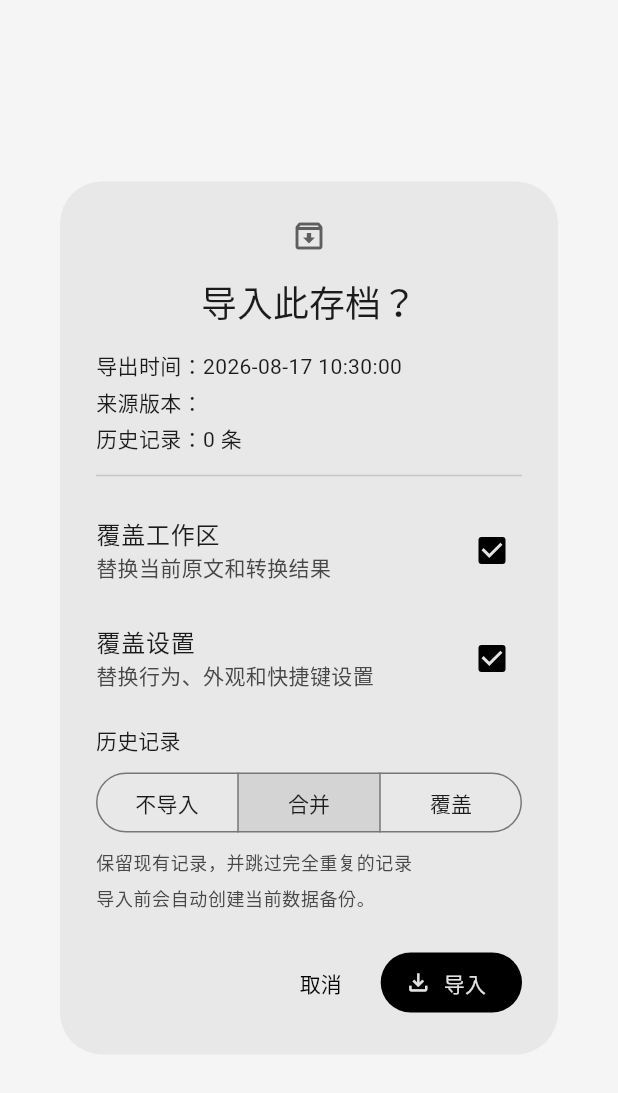
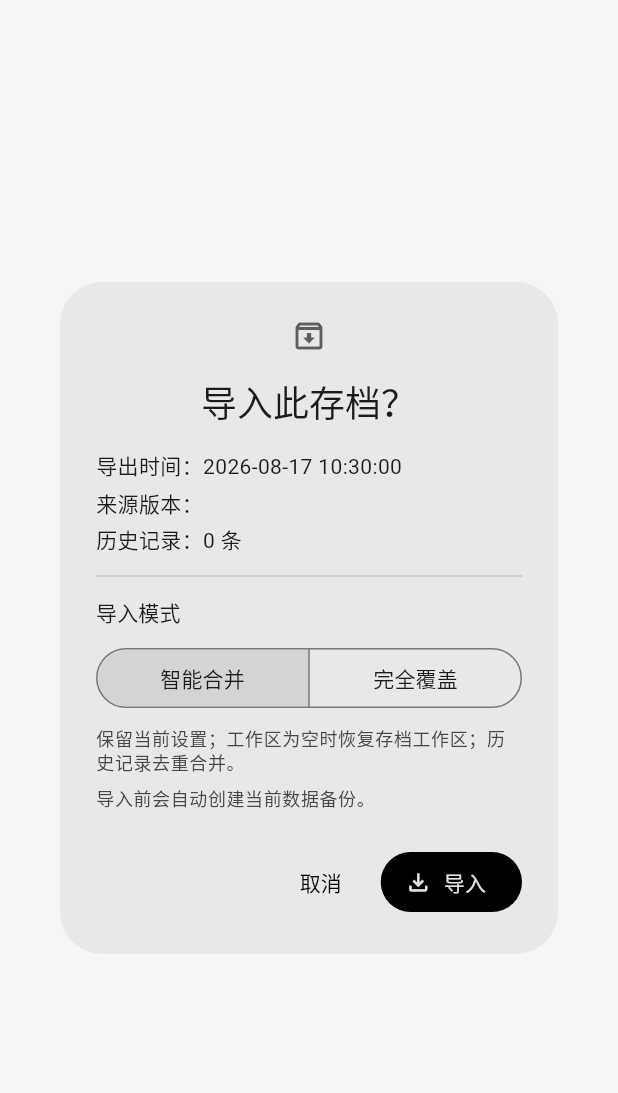
Before and after one commit to JO-Beacon/JO-Quote-Converter, a Flutter app: the _ArchiveImportDialog widget shown alone on an empty page, opened directly with empty values, on a phone screen of 412 x 824 dp. Shown: the top 1093 px of the screen. Run offline on Flutter 3.47's test engine with Material 3 defaults, Android fonts, the phone set to English and light mode, and no system bars; our stand-ins replace shared_preferences, sqflite, sqflite_common_ffi; missing offline and left inert: file_saver, file_selector; accounts and stored records are empty; Roboto replaces fonts that are missing (SourceHanSansSC).

Commit message:
Release 0.0.3+3

```diff
--- a/lib/archive_service.dart
+++ b/lib/archive_service.dart
@@ -388,6 +388,13 @@ class ArchiveService {
     return decode(await file.readAsBytes());
   }
 
+  Future<ArchiveDocument> decodeFilePath(String path) async {
+    if (!_hasArchiveExtension(path)) {
+      throw const ArchiveFormatException('请选择 .joquoteconverter 存档文件。');
+    }
+    return decode(await File(path).readAsBytes());
+  }
+
   Future<String> createAutomaticBackup({
     required ArchiveSnapshot snapshot,
     required String appVersion,
--- a/lib/main.dart
+++ b/lib/main.dart
@@ -1,7 +1,9 @@
 import 'dart:async';
+import 'dart:io';
 import 'dart:ui' show AppExitResponse;
 
 import 'package:flutter/material.dart';
+import 'package:flutter_localizations/flutter_localizations.dart';
 import 'package:flutter/services.dart';
 import 'package:url_launcher/url_launcher.dart';
 
@@ -11,7 +13,7 @@ import 'history_store.dart';
 import 'quote_converter.dart';
 import 'windows_data_migrator.dart';
 
-const appVersion = '0.0.2+2';
+const appVersion = '0.0.3+3';
 const appAuthor = 'JO-Beacon';
 final appAuthorUrl = Uri.parse('https://github.com/JO-Beacon/');
 
@@ -37,14 +39,24 @@ extension AppPaletteStyle on AppPalette {
   };
 }
 
-Future<void> main() async {
+Future<void> main(List<String> arguments) async {
   WidgetsFlutterBinding.ensureInitialized();
   try {
     await migratePreviousWindowsPreferences();
   } catch (_) {
     // Migration failure must not prevent the editor from opening.
   }
-  runApp(const QuoteConverterApp());
+  runApp(QuoteConverterApp(startupArchivePath: _startupArchivePath(arguments)));
+}
+
+String? _startupArchivePath(Iterable<String> arguments) {
+  if (!Platform.isWindows) return null;
+  for (final argument in arguments) {
+    if (argument.toLowerCase().endsWith('.$archiveExtension')) {
+      return argument;
+    }
+  }
+  return null;
 }
 
 class QuoteConverterApp extends StatefulWidget {
@@ -53,11 +65,13 @@ class QuoteConverterApp extends StatefulWidget {
     this.historyStore,
     this.archiveService,
     this.draftStore,
+    this.startupArchivePath,
   });
 
   final HistoryStore? historyStore;
   final ArchiveService? archiveService;
   final DraftStore? draftStore;
+  final String? startupArchivePath;
 
   @override
   State<QuoteConverterApp> createState() => _QuoteConverterAppState();
@@ -120,6 +134,9 @@ class _QuoteConverterAppState extends State<QuoteConverterApp> {
     return MaterialApp(
       title: 'JO-引号转换',
       debugShowCheckedModeBanner: false,
+      locale: const Locale('zh', 'CN'),
+      localizationsDelegates: GlobalMaterialLocalizations.delegates,
+      supportedLocales: const [Locale('zh', 'CN')],
       theme: _buildAppTheme(Brightness.light, _palette),
       darkTheme: _buildAppTheme(Brightness.dark, _palette),
       themeMode: _themeMode,
@@ -131,6 +148,7 @@ class _QuoteConverterAppState extends State<QuoteConverterApp> {
         palette: _palette,
         onThemeModeChanged: _changeThemeMode,
         onPaletteChanged: _changePalette,
+        startupArchivePath: widget.startupArchivePath,
       ),
     );
   }
@@ -201,6 +219,7 @@ class ConverterPage extends StatefulWidget {
     required this.palette,
     required this.onThemeModeChanged,
     required this.onPaletteChanged,
+    this.startupArchivePath,
   });
 
   final HistoryStore? historyStore;
@@ -210,6 +229,7 @@ class ConverterPage extends StatefulWidget {
   final AppPalette palette;
   final ValueChanged<ThemeMode> onThemeModeChanged;
   final ValueChanged<AppPalette> onPaletteChanged;
+  final String? startupArchivePath;
 
   @override
   State<ConverterPage> createState() => _ConverterPageState();
@@ -301,6 +321,29 @@ class _ConverterPageState extends State<ConverterPage> {
     _outputController.addListener(_handleTextChanged);
     _listenersAttached = true;
     setState(() => _isRestoringDraft = false);
+    final startupArchivePath = widget.startupArchivePath;
+    if (startupArchivePath != null) {
+      WidgetsBinding.instance.addPostFrameCallback(
+        (_) => unawaited(_importStartupArchive(startupArchivePath)),
+      );
+    }
+  }
+
+  Future<void> _importStartupArchive(String path) async {
+    try {
+      final document = await _archiveService.decodeFilePath(path);
+      if (!mounted) return;
+      final selection = await showDialog<ArchiveImportSelection>(
+        context: context,
+        builder: (context) => _ArchiveImportDialog(document: document),
+      );
+      if (selection == null || !mounted) return;
+      await _importArchive(document, selection);
+    } on ArchiveFormatException catch (error) {
+      if (mounted) _showMessage(error.message);
+    } catch (_) {
+      if (mounted) _showMessage('存档读取失败');
+    }
   }
 
   void _handleTextChanged() {
@@ -544,11 +587,7 @@ class _ConverterPageState extends State<ConverterPage> {
           onClearAutomaticBackups: _archiveService.clearAutomaticBackups,
           onRestoreAutomaticBackup: (backup) => _importArchive(
             backup.document!,
-            const ArchiveImportSelection(
-              overwriteWorkspace: true,
-              overwriteSettings: true,
-              historyMode: ArchiveHistoryImportMode.overwrite,
-            ),
+            const ArchiveImportSelection(ArchiveImportMode.overwrite),
             successMessage: '自动备份已恢复',
           ),
         ),
@@ -611,34 +650,35 @@ class _ConverterPageState extends State<ConverterPage> {
         appVersion: appVersion,
       );
 
-      switch (selection.historyMode) {
-        case ArchiveHistoryImportMode.skip:
-          break;
-        case ArchiveHistoryImportMode.merge:
-          await _historyStore.merge(document.snapshot.history);
-        case ArchiveHistoryImportMode.overwrite:
-          await _historyStore.replaceAll(document.snapshot.history);
+      if (selection.isOverwrite) {
+        await _historyStore.replaceAll(document.snapshot.history);
+      } else {
+        await _historyStore.merge(document.snapshot.history);
       }
 
-      final nextDraft = selection.overwriteWorkspace
+      final workspaceIsEmpty =
+          previousSnapshot.draft.input.trim().isEmpty &&
+          previousSnapshot.draft.output.trim().isEmpty;
+      final shouldRestoreWorkspace = selection.isOverwrite || workspaceIsEmpty;
+      final nextDraft = shouldRestoreWorkspace
           ? document.snapshot.draft
           : previousSnapshot.draft;
-      final nextThemeMode = selection.overwriteSettings
+      final nextThemeMode = selection.isOverwrite
           ? document.snapshot.themeMode
           : previousSnapshot.themeMode;
-      final nextPalette = selection.overwriteSettings
+      final nextPalette = selection.isOverwrite
           ? document.snapshot.palette
           : previousSnapshot.palette;
-      final nextKeyboardShortcutsEnabled = selection.overwriteSettings
+      final nextKeyboardShortcutsEnabled = selection.isOverwrite
           ? document.snapshot.keyboardShortcutsEnabled
           : previousSnapshot.keyboardShortcutsEnabled;
       final nextBehaviorDraft = SavedDraft(
         input: nextDraft.input,
         output: nextDraft.output,
-        excludeMarkdownCode: selection.overwriteSettings
+        excludeMarkdownCode: selection.isOverwrite
             ? document.snapshot.draft.excludeMarkdownCode
             : previousSnapshot.draft.excludeMarkdownCode,
-        useHeuristics: selection.overwriteSettings
+        useHeuristics: selection.isOverwrite
             ? document.snapshot.draft.useHeuristics
             : previousSnapshot.draft.useHeuristics,
       );
@@ -666,7 +706,7 @@ class _ConverterPageState extends State<ConverterPage> {
         _history = storedHistory;
         _historyLoadFailed = false;
       });
-      if (selection.overwriteSettings) {
+      if (selection.isOverwrite) {
         widget.onThemeModeChanged(importedThemeMode);
         widget.onPaletteChanged(importedPalette);
       }
@@ -723,7 +763,14 @@ class _ConverterPageState extends State<ConverterPage> {
               mainAxisSize: MainAxisSize.min,
               children: [
                 if (showTitleIcon) ...[
-                  const Icon(Icons.format_quote_rounded, size: 27),
+                  ClipRRect(
+                    borderRadius: BorderRadius.circular(6),
+                    child: Image.asset(
+                      'assets/images/jo_quote_converter_icon.png',
+                      width: 27,
+                      height: 27,
+                    ),
+                  ),
                   const SizedBox(width: 9),
                 ],
                 const Text(
@@ -1536,9 +1583,7 @@ class _SettingsPageState extends State<SettingsPage> {
                           document,
                           selection,
                         );
-                        if (imported &&
-                            selection.overwriteSettings &&
-                            mounted) {
+                        if (imported && selection.isOverwrite && mounted) {
                           setState(() {
                             _excludeMarkdownCode =
                                 document.snapshot.draft.excludeMarkdownCode;
@@ -1858,23 +1903,14 @@ class _ShortcutKeys extends StatelessWidget {
   }
 }
 
-enum ArchiveHistoryImportMode { skip, merge, overwrite }
+enum ArchiveImportMode { smartMerge, overwrite }
 
 class ArchiveImportSelection {
-  const ArchiveImportSelection({
-    required this.overwriteWorkspace,
-    required this.overwriteSettings,
-    required this.historyMode,
-  });
-
-  final bool overwriteWorkspace;
-  final bool overwriteSettings;
-  final ArchiveHistoryImportMode historyMode;
-
-  bool get hasSelection =>
-      overwriteWorkspace ||
-      overwriteSettings ||
-      historyMode != ArchiveHistoryImportMode.skip;
+  const ArchiveImportSelection(this.mode);
+
+  final ArchiveImportMode mode;
+
+  bool get isOverwrite => mode == ArchiveImportMode.overwrite;
 }
 
 class _DataArchiveSettingsPage extends StatefulWidget {
@@ -1952,7 +1988,7 @@ class _DataArchiveSettingsPageState extends State<_DataArchiveSettingsPage> {
           contentPadding: EdgeInsets.zero,
           leading: const Icon(Icons.file_download_outlined),
           title: const Text('导入存档'),
-          subtitle: const Text('校验后选择需要导入的数据'),
+          subtitle: const Text('校验后选择完全覆盖或智能合并'),
           trailing: const Icon(Icons.chevron_right_rounded),
           onTap: _busy ? null : _import,
         ),
@@ -2316,19 +2352,13 @@ class _ArchiveImportDialog extends StatefulWidget {
 }
 
 class _ArchiveImportDialogState extends State<_ArchiveImportDialog> {
-  bool _overwriteWorkspace = true;
-  bool _overwriteSettings = true;
-  ArchiveHistoryImportMode _historyMode = ArchiveHistoryImportMode.merge;
+  ArchiveImportMode _mode = ArchiveImportMode.smartMerge;
 
   @override
   Widget build(BuildContext context) {
     final document = widget.document;
     final theme = Theme.of(context);
-    final selection = ArchiveImportSelection(
-      overwriteWorkspace: _overwriteWorkspace,
-      overwriteSettings: _overwriteSettings,
-      historyMode: _historyMode,
-    );
+    final selection = ArchiveImportSelection(_mode);
     return AlertDialog(
       icon: const Icon(Icons.archive_outlined),
       title: const Text('导入此存档？'),
@@ -2345,54 +2375,32 @@ class _ArchiveImportDialogState extends State<_ArchiveImportDialog> {
               const SizedBox(height: 4),
               Text('历史记录：${document.snapshot.history.length} 条'),
               const Divider(height: 28),
-              CheckboxListTile(
-                key: const Key('importWorkspaceOption'),
-                contentPadding: EdgeInsets.zero,
-                title: const Text('覆盖工作区'),
-                subtitle: const Text('替换当前原文和转换结果'),
-                value: _overwriteWorkspace,
-                onChanged: (value) =>
-                    setState(() => _overwriteWorkspace = value ?? false),
-              ),
-              CheckboxListTile(
-                key: const Key('importSettingsOption'),
-                contentPadding: EdgeInsets.zero,
-                title: const Text('覆盖设置'),
-                subtitle: const Text('替换行为、外观和快捷键设置'),
-                value: _overwriteSettings,
-                onChanged: (value) =>
-                    setState(() => _overwriteSettings = value ?? false),
-              ),
-              const SizedBox(height: 8),
-              Text('历史记录', style: theme.textTheme.titleSmall),
-              const SizedBox(height: 8),
-              SegmentedButton<ArchiveHistoryImportMode>(
-                key: const Key('importHistoryModeSelector'),
+              Text('导入模式', style: theme.textTheme.titleSmall),
+              const SizedBox(height: 10),
+              SegmentedButton<ArchiveImportMode>(
+                key: const Key('importModeSelector'),
                 segments: const [
                   ButtonSegment(
-                    value: ArchiveHistoryImportMode.skip,
-                    label: Text('不导入'),
+                    value: ArchiveImportMode.smartMerge,
+                    label: Text('智能合并'),
                   ),
                   ButtonSegment(
-                    value: ArchiveHistoryImportMode.merge,
-                    label: Text('合并'),
-                  ),
-                  ButtonSegment(
-                    value: ArchiveHistoryImportMode.overwrite,
-                    label: Text('覆盖'),
+                    value: ArchiveImportMode.overwrite,
+                    label: Text('完全覆盖'),
                   ),
                 ],
-                selected: {_historyMode},
+                selected: {_mode},
                 showSelectedIcon: false,
                 onSelectionChanged: (selection) =>
-                    setState(() => _historyMode = selection.single),
+                    setState(() => _mode = selection.single),
               ),
               const SizedBox(height: 8),
               Text(
-                switch (_historyMode) {
-                  ArchiveHistoryImportMode.skip => '保持当前历史记录不变',
-                  ArchiveHistoryImportMode.merge => '保留现有记录，并跳过完全重复的记录',
-                  ArchiveHistoryImportMode.overwrite => '删除当前历史记录，替换为存档中的记录',
+                switch (_mode) {
+                  ArchiveImportMode.smartMerge =>
+                    '保留当前设置；工作区为空时恢复存档工作区；历史记录去重合并。',
+                  ArchiveImportMode.overwrite =>
+                    '当前工作区、行为与外观设置、快捷键和历史记录都将替换为存档内容。',
                 },
                 style: theme.textTheme.bodySmall?.copyWith(
                   color: theme.colorScheme.onSurfaceVariant,
@@ -2417,9 +2425,7 @@ class _ArchiveImportDialogState extends State<_ArchiveImportDialog> {
         ),
         FilledButton.icon(
           key: const Key('confirmImportArchiveButton'),
-          onPressed: selection.hasSelection
-              ? () => Navigator.of(context).pop(selection)
-              : null,
+          onPressed: () => Navigator.of(context).pop(selection),
           icon: const Icon(Icons.file_download_outlined),
           label: const Text('导入'),
         ),
--- a/pubspec.yaml
+++ b/pubspec.yaml
@@ -16,7 +16,7 @@ publish_to: 'none' # Remove this line if you wish to publish to pub.dev
 # https://developer.apple.com/library/archive/documentation/General/Reference/InfoPlistKeyReference/Articles/CoreFoundationKeys.html
 # In Windows, build-name is used as the major, minor, and patch parts
 # of the product and file versions while build-number is used as the build suffix.
-version: 0.0.2+2
+version: 0.0.3+3
 
 environment:
   sdk: ^3.12.1
@@ -33,6 +33,8 @@ dependencies:
   file_saver: ^0.4.0
   file_selector: ^1.1.0
   flutter:
+    sdk: flutter
+  flutter_localizations:
     sdk: flutter
 
   # The following adds the Cupertino Icons font to your application.
@@ -69,6 +71,7 @@ flutter:
 
   assets:
     - LICENSE
+    - assets/images/jo_quote_converter_icon.png
     - assets/licenses/SourceHanSans-OFL-1.1.txt
 
   fonts:
```
Also changed, not shown: assets/images/jo_quote_converter_icon.png (added), pubspec.lock, 6 other files.
